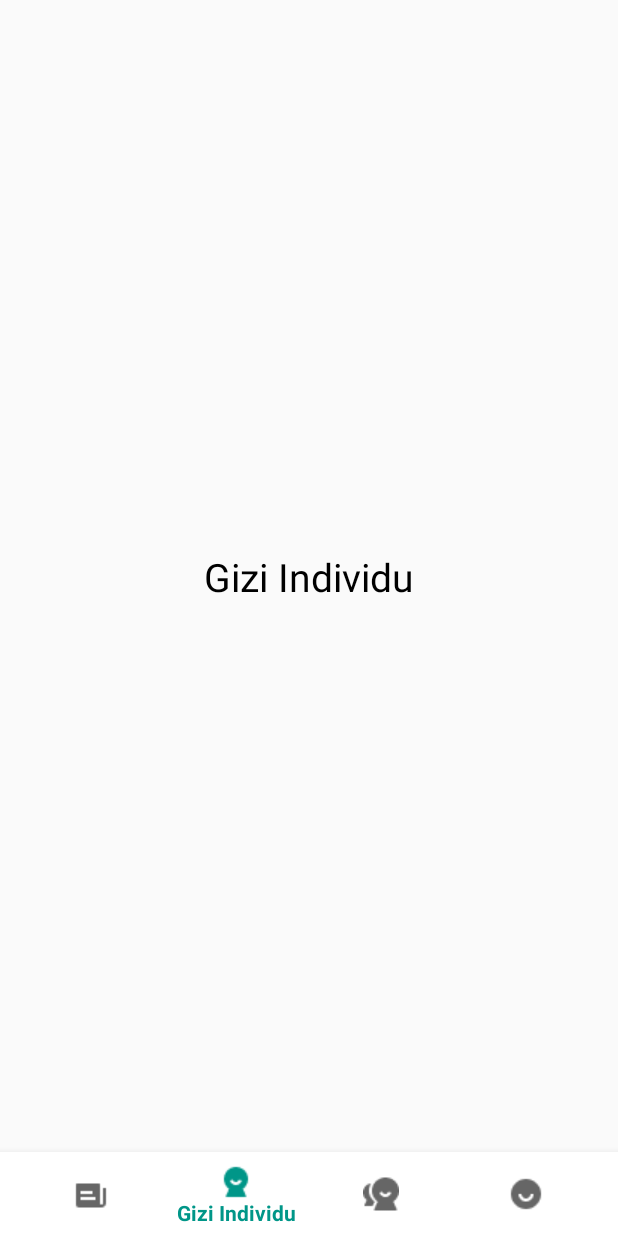
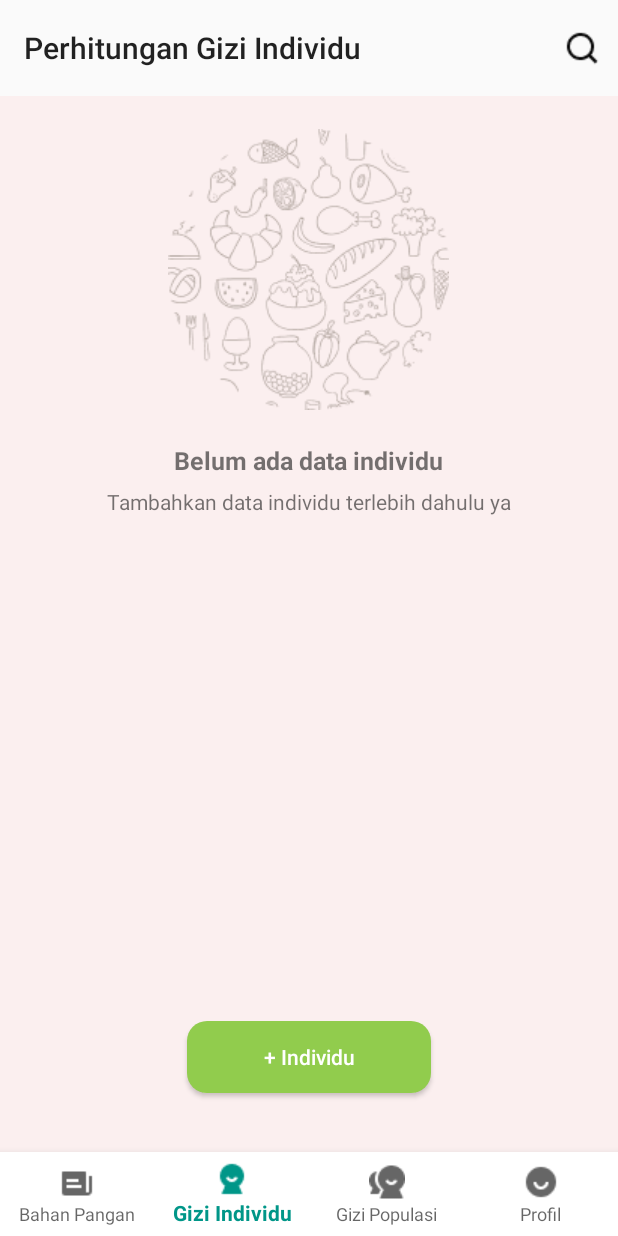
Before and after one commit to danielaquaries20/Figma_Daniel_A_P, an Android app: the BottomNavigationActivity screen opened directly, with no data from a screen before it, item 2 of the bottom bar chosen, on a phone screen of 412 x 824 dp. Run offline under Robolectric (Android 15) with nearby library versions, the phone set to English and light mode, and no system bars; our stand-ins replace sdp/ssp sizes.

Commit message:
Perubahan 5, membuat layouting fragment Gizi Individu

```diff
--- a/app/src/main/res/layout/activity_bottom_navigation.xml
+++ b/app/src/main/res/layout/activity_bottom_navigation.xml
@@ -14,7 +14,8 @@
         app:layout_constraintBottom_toBottomOf="parent"
         app:layout_constraintEnd_toEndOf="parent"
         app:layout_constraintStart_toStartOf="parent"
-        app:menu="@menu/menu_bottom_nav" />
+        app:menu="@menu/menu_bottom_nav"
+        app:labelVisibilityMode="labeled"/>
 
     <FrameLayout
         android:id="@+id/fragmentContainer"
--- a/app/src/main/res/layout/fragment_gizi_individu.xml
+++ b/app/src/main/res/layout/fragment_gizi_individu.xml
@@ -1,20 +1,81 @@
 <?xml version="1.0" encoding="utf-8"?>
-<androidx.constraintlayout.widget.ConstraintLayout xmlns:android="http://schemas.android.com/apk/res/android"
+<LinearLayout xmlns:android="http://schemas.android.com/apk/res/android"
     xmlns:app="http://schemas.android.com/apk/res-auto"
     xmlns:tools="http://schemas.android.com/tools"
     android:layout_width="match_parent"
     android:layout_height="match_parent"
+    android:orientation="vertical"
     tools:context=".fragment.GiziIndividuFragment">
 
-    <!-- TODO: Update blank fragment layout -->
-    <TextView
-        android:layout_width="wrap_content"
+    <androidx.appcompat.widget.Toolbar
+        android:layout_width="match_parent"
         android:layout_height="wrap_content"
-        android:text="@string/gizi_individu"
-        android:textColor="@color/colorBlack"
-        android:textSize="@dimen/_20ssp"
-        app:layout_constraintBottom_toBottomOf="parent"
-        app:layout_constraintEnd_toEndOf="parent"
-        app:layout_constraintStart_toStartOf="parent"
-        app:layout_constraintTop_toTopOf="parent" />
-</androidx.constraintlayout.widget.ConstraintLayout>
+        android:padding="@dimen/_3sdp"
+        app:menu="@menu/action_bar_gizi_individu"
+        app:title="@string/perhitungan_gizi_individu" />
+
+    <androidx.constraintlayout.widget.ConstraintLayout
+        android:layout_width="match_parent"
+        android:layout_height="match_parent"
+        android:background="@color/colorLightGrey2">
+
+        <ScrollView
+            android:layout_width="match_parent"
+            android:layout_height="wrap_content"
+            app:layout_constraintEnd_toEndOf="parent"
+            app:layout_constraintStart_toStartOf="parent"
+            app:layout_constraintTop_toTopOf="parent">
+
+            <LinearLayout
+                android:layout_width="match_parent"
+                android:layout_height="wrap_content"
+                android:background="@color/colorLightGrey2"
+                android:gravity="center"
+                android:orientation="vertical"
+                android:padding="@dimen/_17sdp">
+
+                <ImageView
+                    android:layout_width="wrap_content"
+                    android:layout_height="wrap_content"
+                    android:layout_gravity="center"
+                    android:contentDescription="@null"
+                    android:src="@drawable/es_all_mdpi" />
+
+                <TextView
+                    android:layout_width="wrap_content"
+                    android:layout_height="wrap_content"
+                    android:layout_gravity="center"
+                    android:layout_marginTop="@dimen/_17sdp"
+                    android:text="@string/belum_ada_data_individu"
+                    android:textSize="@dimen/_13ssp"
+                    android:textStyle="bold" />
+
+                <TextView
+                    android:layout_width="wrap_content"
+                    android:layout_height="wrap_content"
+                    android:layout_gravity="center"
+                    android:layout_marginTop="@dimen/_5sdp"
+                    android:text="@string/tambahkan_data_individu_terlebih_dahulu_ya" />
+
+
+            </LinearLayout>
+
+        </ScrollView>
+
+        <Button
+            android:layout_width="@dimen/_125sdp"
+            android:layout_height="wrap_content"
+            android:layout_gravity="center"
+            android:layout_marginTop="@dimen/_60sdp"
+            android:layout_marginBottom="@dimen/_30sdp"
+            android:background="@drawable/background_button_1"
+            android:text="@string/individu"
+            android:textAllCaps="false"
+            android:textColor="@color/colorWhite"
+            app:layout_constraintBottom_toBottomOf="parent"
+            app:layout_constraintEnd_toEndOf="parent"
+            app:layout_constraintStart_toStartOf="parent" />
+
+    </androidx.constraintlayout.widget.ConstraintLayout>
+
+</LinearLayout>
--- /dev/null
+++ b/app/src/main/res/menu/action_bar_gizi_individu.xml
@@ -0,0 +1,10 @@
+<?xml version="1.0" encoding="utf-8"?>
+<menu xmlns:android="http://schemas.android.com/apk/res/android"
+    xmlns:app="http://schemas.android.com/apk/res-auto">
+
+    <item
+        android:title="Search"
+        android:icon="@drawable/ic_search_mdpi"
+        app:showAsAction="always"/>
+
+</menu>
--- a/app/src/main/res/values/colors.xml
+++ b/app/src/main/res/values/colors.xml
@@ -9,5 +9,6 @@
     <color name="colorGrey">#8F8C8C</color>
     <color name="colorBlue">#0984C1</color>
     <color name="colorLightGrey">#DFD4D4</color>
+    <color name="colorLightGrey2">#FBEFEF</color>
 
 </resources>
--- a/app/src/main/res/values/strings.xml
+++ b/app/src/main/res/values/strings.xml
@@ -32,4 +32,9 @@
     <string name="profil">Profil</string>
     <!-- TODO: Remove or change this placeholder text -->
     <string name="hello_blank_fragment">Hello blank fragment</string>
+    <string name="perhitungan_gizi_individu">Perhitungan Gizi Individu</string>
+    <string name="search">Search</string>
+    <string name="belum_ada_data_individu">Belum ada data individu</string>
+    <string name="tambahkan_data_individu_terlebih_dahulu_ya">Tambahkan data individu terlebih dahulu ya</string>
+    <string name="individu">+ Individu</string>
 </resources>
```
Also changed, not shown: app/src/main/res/drawable/es_all_mdpi.png (added), app/src/main/res/drawable/ic_search_mdpi.png (added).
